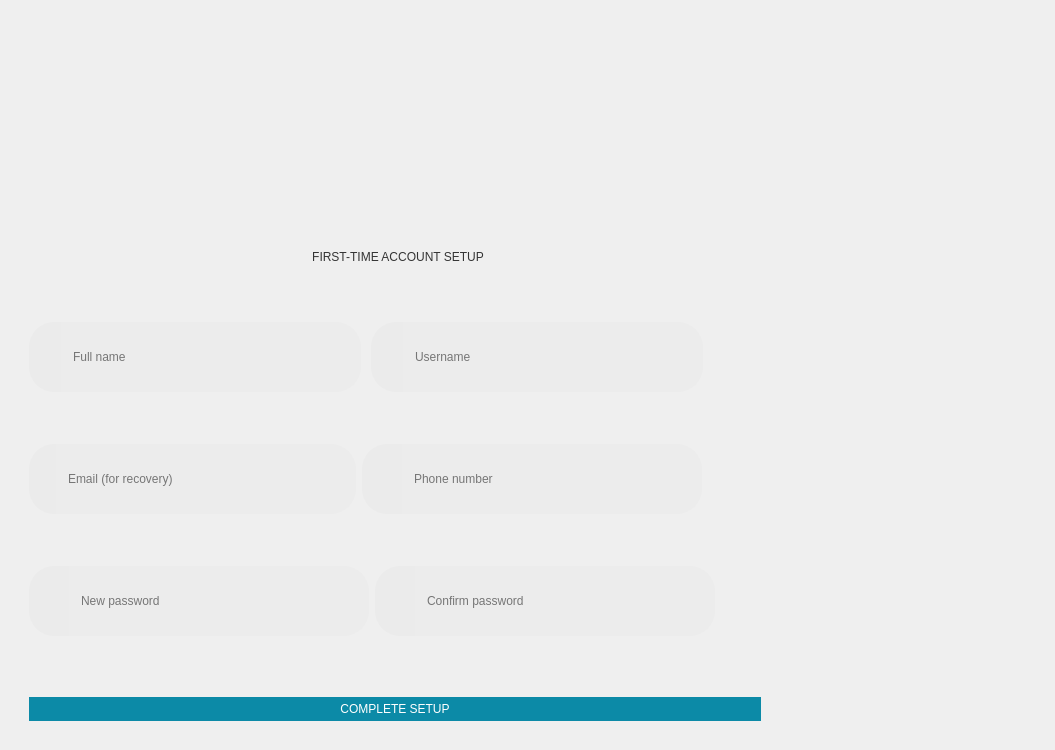
This is Desktop_Application/Frontend/ui-files/firstTime-setup.ui in DreddVDomasian/Petmate-Desktop-Application as Qt 5 draws it before an edit. The edited form follows.
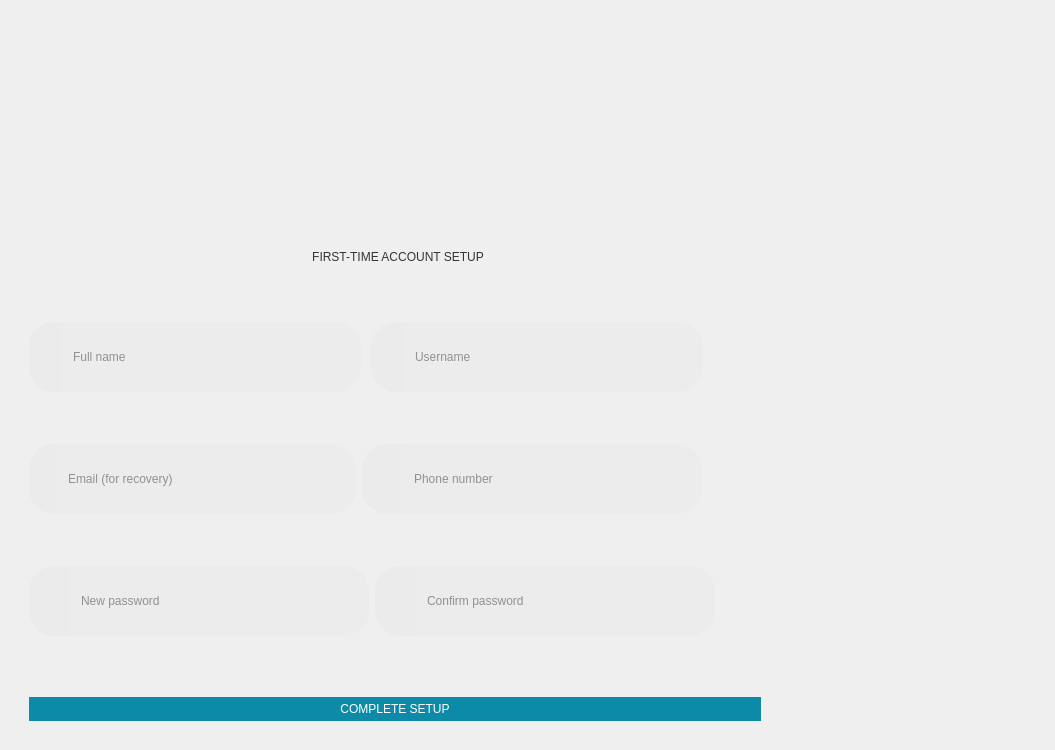
This is the edited form. Icons and pictures are not drawn.

Commit message:
UI improvements for setup and login screens
Added text color to firstTime-setup UI for better readability and set NoFocus policy for closeLoginBtn in loginCard UI to improve user experience. Also removed an unnecessary blank line in main.py.

The edit to the form file:
```diff
--- a/Desktop_Application/Frontend/ui-files/firstTime-setup.ui
+++ b/Desktop_Application/Frontend/ui-files/firstTime-setup.ui
@@ -126,6 +126,7 @@
 	border-bottom-right-radius:25px;
 	background-color:#ECECEC;
 	font: 63 15pt &quot;Montserrat SemiBold&quot;;
+   color:rgb(54, 54, 54);
 	padding-left:10px;
 	padding-right:5px;
 }</string>
```
The commit also changes 2 other files.
